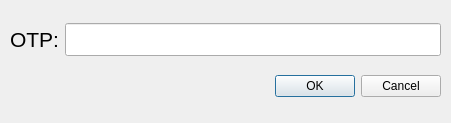
Above: src/windows/ui/OTPWithdrawalDialog.ui from 1icolo/AUPay before the change. Below: the same form after it.
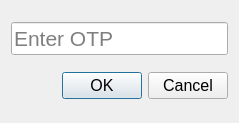
That is the form after the change.

Commit message: added validator to withdrawal

Patch:
```diff
--- a/src/windows/ui/OTPWithdrawalDialog.ui
+++ b/src/windows/ui/OTPWithdrawalDialog.ui
@@ -6,52 +6,22 @@
    <rect>
     <x>0</x>
     <y>0</y>
-    <width>451</width>
+    <width>239</width>
     <height>123</height>
    </rect>
   </property>
   <property name="windowTitle">
    <string>OTP</string>
   </property>
-  <widget class="QWidget" name="verticalLayoutWidget">
-   <property name="geometry">
-    <rect>
-     <x>10</x>
-     <y>10</y>
-     <width>431</width>
-     <height>101</height>
-    </rect>
-   </property>
-   <layout class="QVBoxLayout" name="verticalLayout">
-    <item>
-     <layout class="QHBoxLayout" name="horizontalLayout_2">
-      <item>
-       <widget class="QLabel" name="label_6">
-        <property name="font">
-         <font>
-          <family>Segoe UI</family>
-          <pointsize>16</pointsize>
-         </font>
-        </property>
-        <property name="text">
-         <string>OTP:</string>
-        </property>
-       </widget>
-      </item>
-      <item>
-       <widget class="QLineEdit" name="otp_Withdraw">
-        <property name="font">
-         <font>
-          <family>Segoe UI</family>
-          <pointsize>16</pointsize>
-         </font>
-        </property>
-       </widget>
-      </item>
-     </layout>
-    </item>
-    <item>
+  <layout class="QGridLayout" name="gridLayout">
+   <item row="1" column="0">
      <widget class="QDialogButtonBox" name="buttonBox">
+     <property name="font">
+      <font>
+       <family>Segoe UI</family>
+       <pointsize>12</pointsize>
+      </font>
+     </property>
       <property name="orientation">
        <enum>Qt::Horizontal</enum>
       </property>
@@ -60,8 +30,26 @@
       </property>
      </widget>
     </item>
-   </layout>
-  </widget>
+   <item row="0" column="0">
+    <widget class="QLineEdit" name="otp_Withdraw">
+     <property name="font">
+      <font>
+       <family>Segoe UI</family>
+       <pointsize>16</pointsize>
+      </font>
+     </property>
+     <property name="maxLength">
+      <number>6</number>
+     </property>
+     <property name="placeholderText">
+      <string>Enter OTP</string>
+     </property>
+     <property name="clearButtonEnabled">
+      <bool>false</bool>
+     </property>
+    </widget>
+   </item>
+  </layout>
  </widget>
  <resources/>
  <connections>
```
Lines whose indentation alone changed are shown as unchanged. The commit also changes 2 other files.
